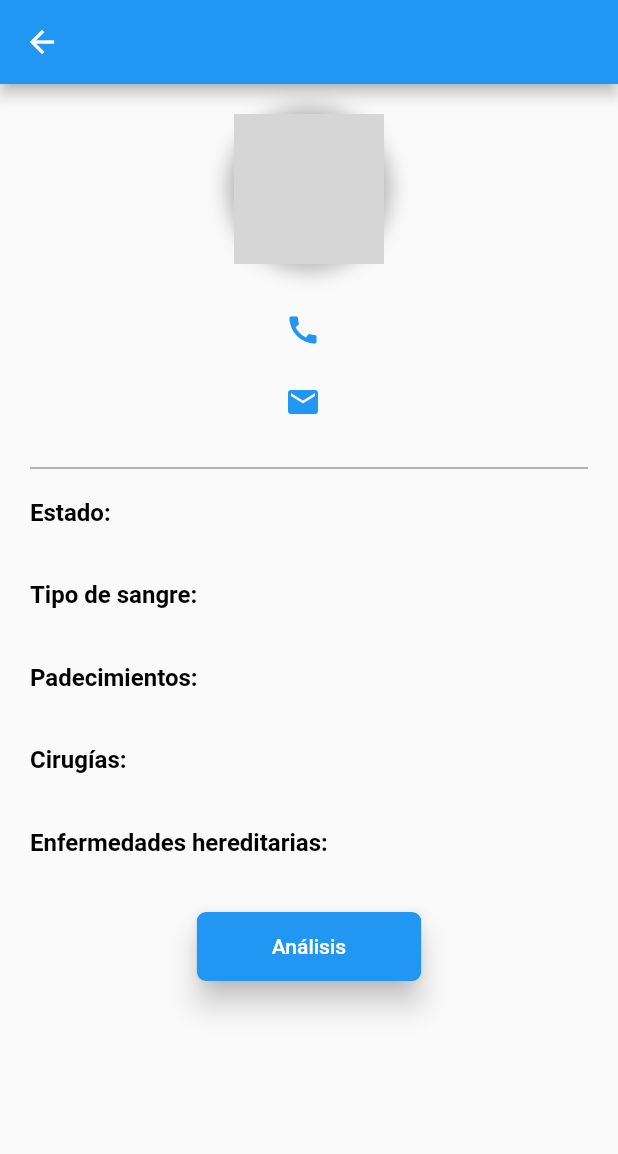
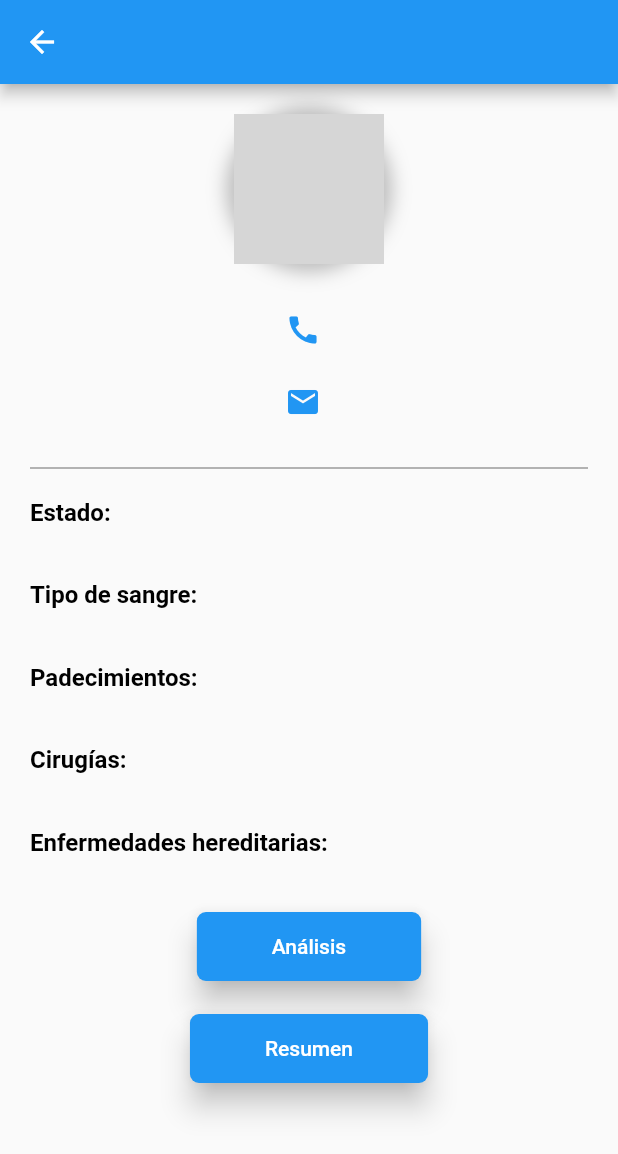
Before and after one commit to wsaldana/HealthTracker, a Flutter app: the InfoPaciente screen opened directly with empty values, on a phone screen of 412 x 824 dp. Shown: the top 1154 px of the screen. Run offline on Flutter 3.47's test engine with Material 2 defaults, Android fonts, the phone set to English and light mode, and no system bars; our stand-ins replace shared_preferences; missing offline and left inert: draw_graph; accounts and stored records are empty; network calls fail; Roboto replaces fonts that are missing (Poppins); grey boxes are pictures that could not be loaded.

Commit message:
Implement graph on pacient data

```diff
--- a/app/ht_doctores/lib/controllers/apiController.dart
+++ b/app/ht_doctores/lib/controllers/apiController.dart
@@ -80,14 +80,14 @@ class ApiController {
     List<String> espalda = [];
 
     for (var i = 0; i < jsonData.length; i++) {
-      labels.add(jsonData[i]["fecha"].toString());
+      labels.add(jsonData[i]["fecha"].toString().substring(5, 10).replaceAll("-", "/"));
       cabeza.add(jsonData[i]["dolor_cabeza"].toString());
       sangrados.add(jsonData[i]["sangrados"].toString());
       calambres.add(jsonData[i]["calambres"].toString());
       diarrea.add(jsonData[i]["diarrea"].toString());
       espalda.add(jsonData[i]["molestia_espalda_baja"].toString());
     }
-
+    print(labels);
     return ({
       "labels": labels,
       "cabeza": cabeza,
--- a/app/ht_doctores/lib/main.dart
+++ b/app/ht_doctores/lib/main.dart
@@ -1,5 +1,5 @@
 import 'package:flutter/material.dart';
-//import 'views/home.dart';
+import 'views/home.dart';
 import 'views/stats.dart';
 
 void main() {
@@ -42,7 +42,7 @@ class MyApp extends StatelessWidget {
           ),
         ),
       ),
-      home: Stats(),
+      home: Home(),
     );
   }
 }
--- a/app/ht_doctores/lib/views/infoPaciente.dart
+++ b/app/ht_doctores/lib/views/infoPaciente.dart
@@ -2,6 +2,7 @@ import 'package:flutter/material.dart';
 import 'package:flutter/cupertino.dart';
 import '../models/paciente.dart';
 import './symptomsList.dart';
+import './stats.dart';
 
 class InfoPaciente extends StatelessWidget {
   final Paciente paciente;
@@ -127,6 +128,26 @@ class InfoPaciente extends StatelessWidget {
                         padding: EdgeInsets.symmetric(
                             vertical: 15, horizontal: 50))),
               ),
+              SizedBox(
+                height: 20,
+              ),
+              Center(
+                child: ElevatedButton(
+                    onPressed: () {
+                      Navigator.push(
+                          context,
+                          new CupertinoPageRoute(
+                              builder: (context) =>
+                                  Stats('1'))); //paciente.idUsuario
+                    },
+                    child: Text("Resumen"),
+                    style: ElevatedButton.styleFrom(
+                        elevation: 8,
+                        shape: RoundedRectangleBorder(
+                            borderRadius: BorderRadius.circular(6)),
+                        padding: EdgeInsets.symmetric(
+                            vertical: 15, horizontal: 50))),
+              )
             ],
           ),
         ),
```
Also changed, not shown: app/ht_doctores/lib/views/stats.dart (+41 -5 lines).
